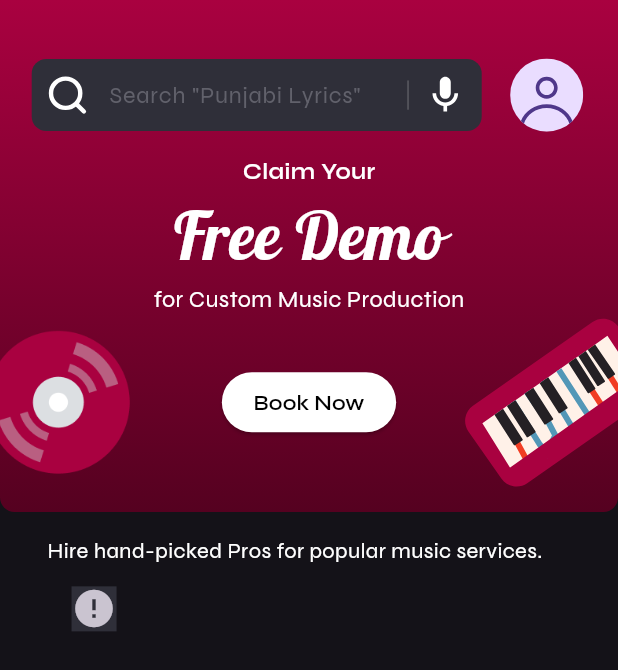
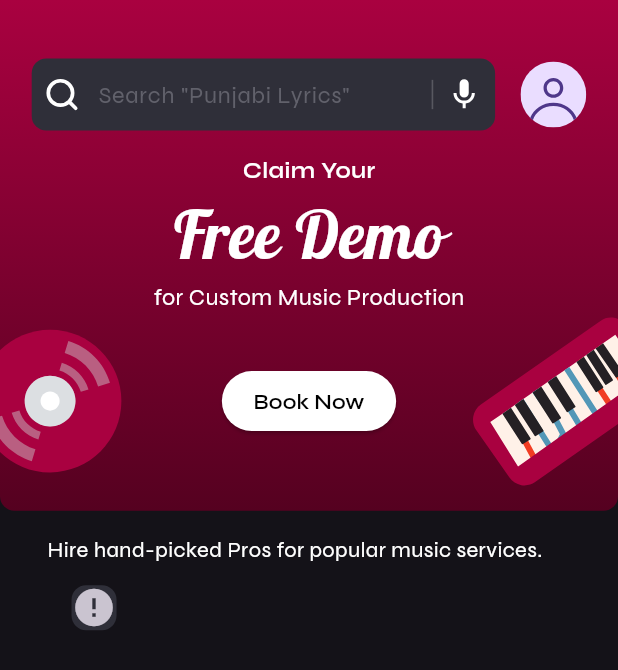
Before and after one commit to Ahmed-lashari/S.Rocks.Music, a Flutter app: the HomeScreen screen opened directly, on a phone screen of 412 x 824 dp. Shown: the top 670 px of the screen. Run offline on Flutter 3.47's test engine with Material 3 defaults, Android fonts, the light colour scheme and no system bars; our stand-ins replace flutter_riverpod, flutter_screenutil, flutter_spinkit, flutter_svg, hexcolor; generated files the repository leaves out were written again; project files that could hold a hidden picture were left out.

Commit message:
custom navigation bar ui handles

```diff
--- a/lib/constants/app_colors.dart
+++ b/lib/constants/app_colors.dart
@@ -3,7 +3,7 @@ import 'package:hexcolor/hexcolor.dart';
 
 class AppColors {
   static Color navBarBgColor = HexColor('#18171C');
-  // static Color navBarBorderColor = HexColor('#2C2D31');
+  static Color navBarBorderColor = HexColor('#2C2D31');
   static Color navBarUnselectedColor = HexColor('#61616B');
   static Color whiteColor = HexColor('#FFFFFF');
   static Color textFieldBgColor = HexColor('#2F2F39');
--- a/lib/constants/app_icons.dart
+++ b/lib/constants/app_icons.dart
@@ -6,7 +6,7 @@ class AppStaticIcons {
 
 class AppImageIcons {
 // disk and piano layers
-  static const String disk = "assets/all_icons/layers/Layer_1.png";
+  static const String disk = "assets/all_icons/layers/Layer_1.svg";
   static const String piano = "assets/all_icons/layers/Layer_2.svg";
 
   // bottom navigation icons
--- a/lib/view/screens/home/1_home_tab.dart
+++ b/lib/view/screens/home/1_home_tab.dart
@@ -45,7 +45,7 @@ Widget _CustomAppBar() {
       mainAxisSize: MainAxisSize.min,
       children: [
         // display text field
-        _buildPinnedSearchBar(),
+        _buildSearchBar(),
 
 // textual scripts
         _buildTextualDetailsAndAssets(),
@@ -54,7 +54,7 @@ Widget _CustomAppBar() {
   );
 }
 
-Widget _buildPinnedSearchBar() {
+Widget _buildSearchBar() {
   return Container(
       color: AppColors.transparent,
       padding: EdgeInsets.only(left: 20.w, right: 20.w, top: 30.h),
@@ -65,7 +65,7 @@ Widget _buildPinnedSearchBar() {
                 suffixIcon: AppImageIcons.mic,
                 hintText: 'Search "Punjabi Lyrics"',
                 controllerKey: TextControllerKeys.search)),
-        CustomIcon(icon: AppImageIcons.avatar, size: 50)
+        CustomIcon(icon: AppImageIcons.avatar, size: 45)
       ]));
 }
 
--- a/lib/view/widgets/app_textfield.dart
+++ b/lib/view/widgets/app_textfield.dart
@@ -53,7 +53,7 @@ class myTextField extends ConsumerWidget {
         prefixIcon: Padding(
           padding: const EdgeInsets.all(8.0),
           child: CustomIcon(
-              icon: prefixIcon, size: 30, color: AppColors.whiteColor),
+              icon: prefixIcon, size: 25, color: AppColors.whiteColor),
         ),
         suffixIcon: Row(
           mainAxisSize: MainAxisSize.min,
@@ -67,7 +67,7 @@ class myTextField extends ConsumerWidget {
             Padding(
               padding: EdgeInsets.only(right: 8.0.w),
               child: CustomIcon(
-                  icon: suffixIcon, size: 30, color: AppColors.whiteColor),
+                  icon: suffixIcon, size: 25, color: AppColors.whiteColor),
             ),
           ],
         ),
--- a/lib/view/widgets/custom_icons.dart
+++ b/lib/view/widgets/custom_icons.dart
@@ -26,8 +26,8 @@ class CustomIcon extends ConsumerWidget {
           if (icon.endsWith(".png")) {
             return Image.asset(
               '$icon',
-              height: size?.h ?? 15.h,
-              width: size?.w ?? 15.w,
+              height: size?.r ?? 15.r,
+              width: size?.r ?? 15.r,
               color: color,
             );
           }
@@ -36,8 +36,8 @@ class CustomIcon extends ConsumerWidget {
           else if (icon.endsWith(".svg")) {
             return SvgPicture.asset(
               "$icon",
-              height: size?.h ?? 15.h,
-              width: size?.w ?? 15.w,
+              height: size?.r ?? 15.r,
+              width: size?.r ?? 15.r,
               colorFilter: (color != null)
                   ? ColorFilter.mode(color!, BlendMode.srcIn)
                   : null,
@@ -49,8 +49,8 @@ class CustomIcon extends ConsumerWidget {
             debugPrint("Picture from Others Image asset");
             return Image.asset(
               '$icon',
-              height: size?.h ?? 15.h,
-              width: size?.w ?? 15.w,
+              height: size?.r ?? 15.r,
+              width: size?.r ?? 15.r,
               color: color,
             );
           }
--- a/lib/view/widgets/music_services_card.dart
+++ b/lib/view/widgets/music_services_card.dart
@@ -11,11 +11,11 @@ class MusicServiceCard extends StatelessWidget {
   Widget build(BuildContext context) {
     return ListTile(
       textColor: AppColors.darkRedColor,
-      leading: Container(
+      leading: DecoratedBox(
         decoration: BoxDecoration(
           borderRadius: BorderRadius.circular(10.r),
+          color: AppColors.cardMusicBg,
         ),
-        color: AppColors.cardMusicBg,
         child: ClipRRect(
           borderRadius: BorderRadius.circular(10.r),
           child: CustomIcon(
--- a/pubspec.yaml
+++ b/pubspec.yaml
@@ -22,7 +22,6 @@ dependencies:
   cached_network_image: ^3.4.1                    # caches the network images
   flutter_launcher_icons: ^0.14.3                 # changes the app logo
   hexcolor: ^3.0.1                                # helps utilizing hex colors in dart
-  dot_curved_bottom_nav: ^0.0.2                   # navigation bar
   flutter_screenutil: ^5.9.3                      # handles the figma file size
   flutter_svg: ^2.1.0                             # displays .svg type images
   flutter_spinkit: ^5.2.1                         # loading indicators
```
Also changed, not shown: lib/view/screens/home/home.dart (+11 -100 lines), lib/view/ui_config/screens/home/home.dart (added, +34 -0 lines), lib/view/widgets/app_bottom_nav_bar.dart (added, +123 -0 lines), assets/all_icons/bottom_nav_bar/Home.svg (added), pubspec.lock.
